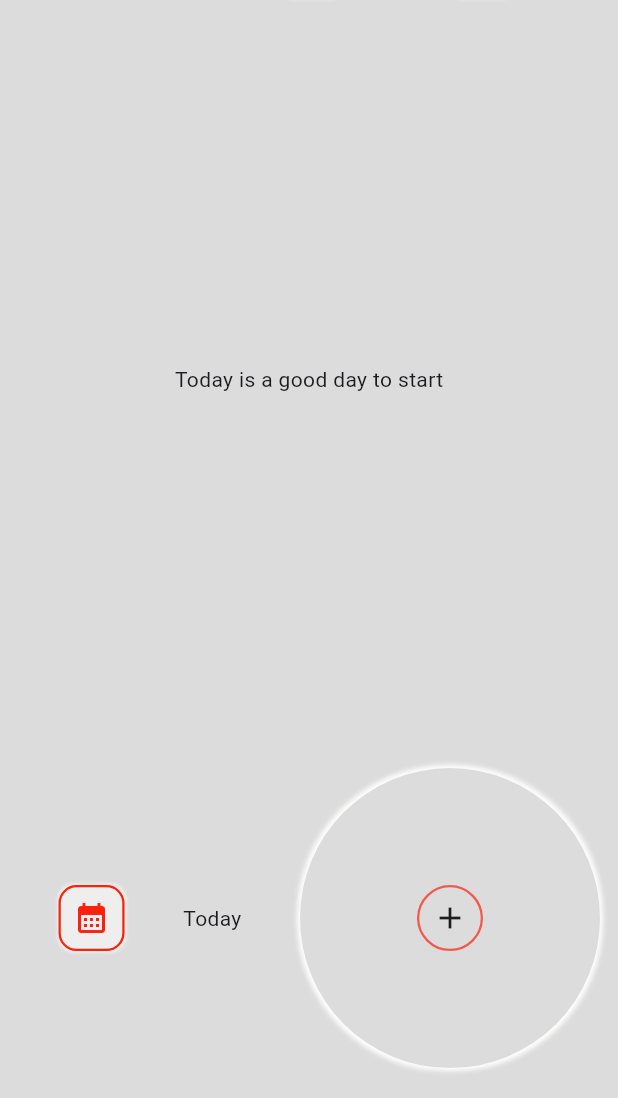
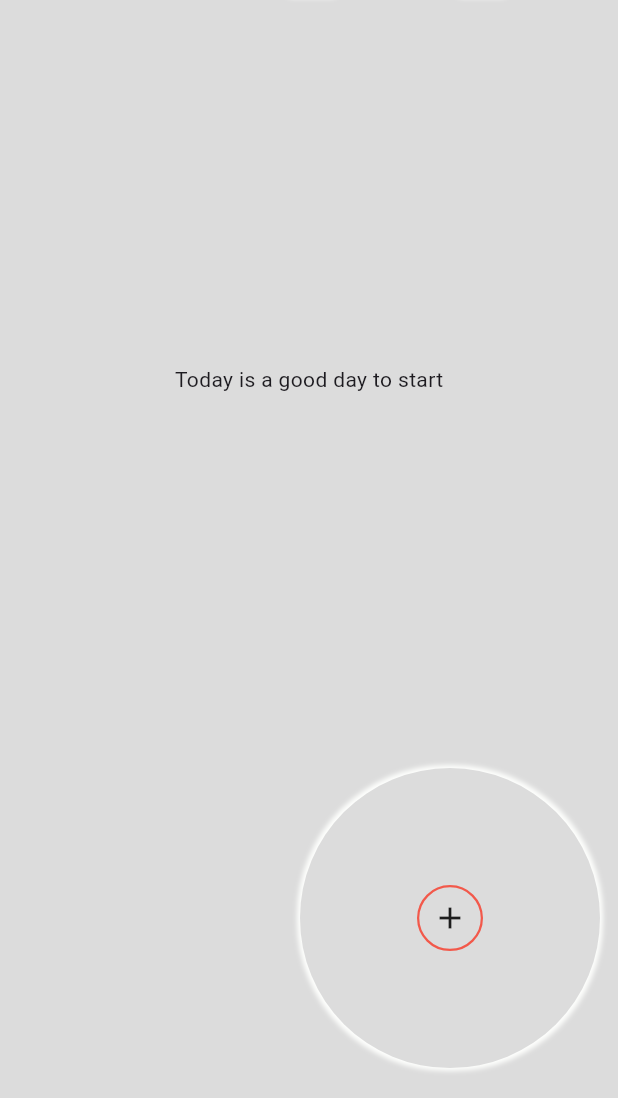
Before and after one commit to denissavishchev/mood, a Flutter app: the screen it shows after launch, on a phone screen of 412 x 824 dp, the part 138-1236 px from its top. Run offline on Flutter 3.47's test engine with Material 3 defaults, Android fonts, the phone set to English and light mode, and no system bars; drawn by our look-alikes of fl_chart; our stand-ins replace easy_localization, flutter_rating_bar, flutter_screenutil, image_picker, sqflite; missing offline and left inert: country_flags; accounts and stored records are empty.

Commit message:
history fix

```diff
--- a/lib/screens/mood_screen.dart
+++ b/lib/screens/mood_screen.dart
@@ -44,13 +44,22 @@ class MoodScreen extends StatelessWidget {
                       mainAxisAlignment: MainAxisAlignment.spaceBetween,
                       children: [
                         const Spacer(),
+                        Visibility(
+                          visible: data.dates.isNotEmpty,
+                            child: SizedBox(
+                              width: size.width * 0.4,
+                              child: Row(
+                                children: [
                                   NavigationButtonWidget(
                                     icon: Icons.calendar_month,
                                     onTap: () => data.showHistory(context),),
-                        const Spacer(),
+                                  const SizedBox(width: 20,),
                                   Text(data.selectedDate?.day == DateTime.now().day
                                       ? 'Today'
                                       : DateFormat('y-MM-d').format(DateTime.parse(data.selectedDate.toString()))),
+                                ],
+                              ),
+                            )),
                         const Spacer(),
                         FutureBuilder(
                             future: MoodDatabaseHelper.getData(),
```
Lines whose indentation alone changed are shown as unchanged.
